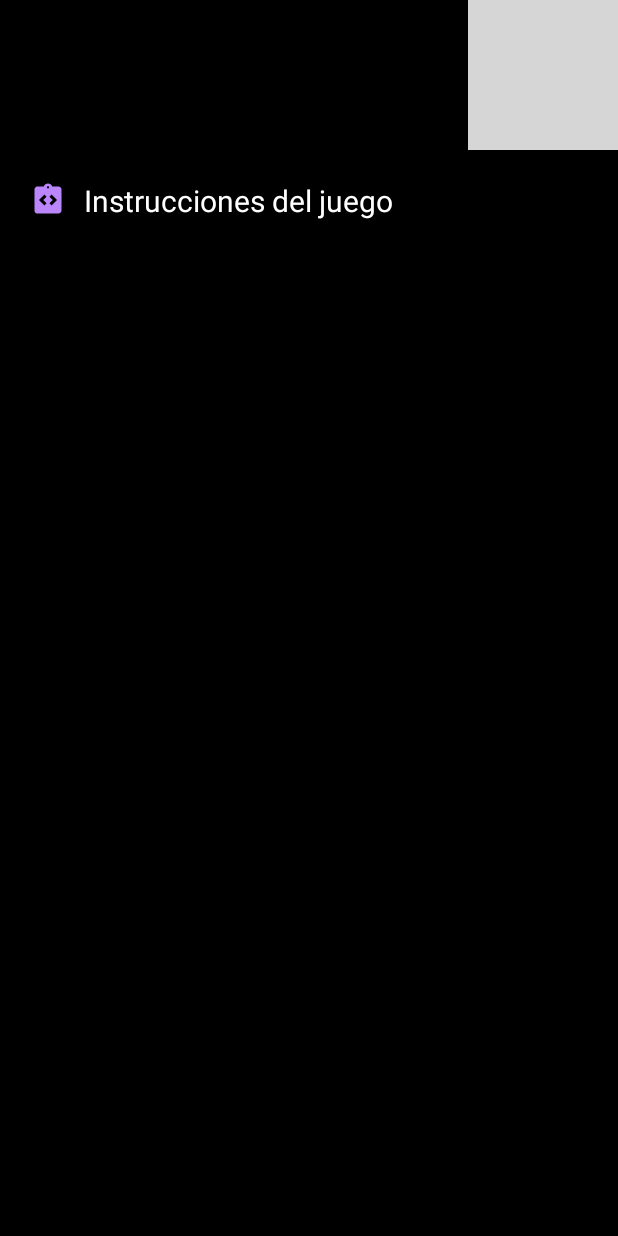
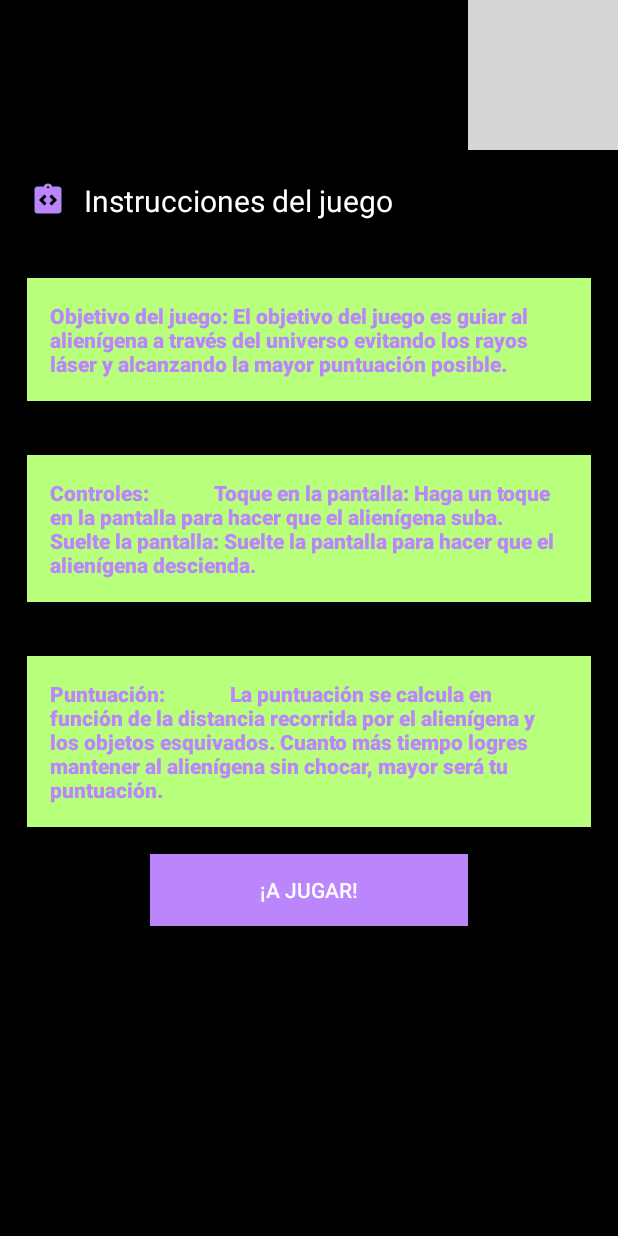
Before and after one commit to Juanjo7z7/GalaxyLuppix, an Android app: the layout instrucciones_juego.xml on its own in the app's theme, with its tools: preview values and no code run, on a phone screen of 412 x 824 dp. Run offline under Robolectric (Android 15) with nearby library versions, the phone set to English and light mode, and no system bars; network calls fail; grey boxes are pictures that could not be loaded.

Commit message:
Instrucciones del juego nueva rama

```diff
--- a/app/src/main/res/layout/activity_main.xml
+++ b/app/src/main/res/layout/activity_main.xml
@@ -62,7 +62,7 @@
             android:layout_height="60dp"
             android:text="Jugar"
             android:background="@color/teal_700"
-            android:textColor="@color/purple_500"
+            android:textColor="@color/white"
             android:layout_marginStart="100dp"
             android:layout_marginEnd="100dp"
             android:layout_marginBottom="20dp"
@@ -74,7 +74,7 @@
             android:layout_height="60dp"
             android:text="Tabla"
             android:background="@color/teal_700"
-            android:textColor="@color/purple_500"
+            android:textColor="@color/white"
             android:layout_marginStart="100dp"
             android:layout_marginEnd="100dp"
             android:layout_marginBottom="20dp"
--- a/app/src/main/res/layout/instrucciones_juego.xml
+++ b/app/src/main/res/layout/instrucciones_juego.xml
@@ -1,9 +1,10 @@
 <?xml version="1.0" encoding="utf-8"?>
 <androidx.constraintlayout.widget.ConstraintLayout xmlns:android="http://schemas.android.com/apk/res/android"
+    xmlns:app="http://schemas.android.com/apk/res-auto"
     android:layout_width="match_parent"
     android:layout_height="match_parent">
 
-    <LinearLayout xmlns:android="http://schemas.android.com/apk/res/android"
+    <LinearLayout
         android:orientation="vertical"
         android:layout_width="match_parent"
         android:layout_height="match_parent"
@@ -14,7 +15,8 @@
             android:layout_width="100dp"
             android:layout_height="100dp"
             android:layout_gravity="end"
-            android:src="@drawable/background" />
+            android:src="@drawable/background"
+            app:srcCompat="@drawable/galaxy_luppyx_1" />
 
         <TextView
             android:id="@+id/textView"
@@ -32,6 +34,51 @@
             android:textSize="20dp"
             android:layout_margin="20dp"/>
 
+        <TextView
+            android:layout_width="match_parent"
+            android:layout_height="wrap_content"
+            android:text="Objetivo del juego: El objetivo del juego es guiar al alienígena a través del universo evitando los rayos láser y alcanzando la mayor puntuación posible."
+            android:background="@color/teal_200"
+            android:textColor="@color/purple_200"
+            android:fontFamily="sans-serif-black"
+            android:layout_margin="18dp"
+            android:padding="15dp"
+            />
+
+        <TextView
+            android:layout_width="match_parent"
+            android:layout_height="wrap_content"
+            android:text="Controles:
+            Toque en la pantalla: Haga un toque en la pantalla para hacer que el alienígena suba.
+            Suelte la pantalla: Suelte la pantalla para hacer que el alienígena descienda."
+            android:background="@color/teal_200"
+            android:textColor="@color/purple_200"
+            android:fontFamily="sans-serif-black"
+            android:layout_margin="18dp"
+            android:padding="15dp"/>
+
+        <TextView
+            android:layout_width="match_parent"
+            android:layout_height="wrap_content"
+            android:text="Puntuación:
+            La puntuación se calcula en función de la distancia recorrida por el alienígena y los objetos esquivados. Cuanto más tiempo logres mantener al alienígena sin chocar, mayor será tu puntuación."
+            android:background="@color/teal_200"
+            android:textColor="@color/purple_200"
+            android:fontFamily="sans-serif-black"
+            android:layout_margin="18dp"
+            android:padding="15dp"/>
+
+        <Button
+            android:id="@+id/button"
+            android:layout_width="match_parent"
+            android:layout_height="wrap_content"
+            android:text="¡A jugar!"
+            android:background="@color/purple_200"
+            android:layout_marginStart="100dp"
+            android:layout_marginEnd="100dp"
+            android:layout_marginBottom="20dp"/>
+
+
     </LinearLayout>
 
 </androidx.constraintlayout.widget.ConstraintLayout>
--- a/app/src/main/res/values/colors.xml
+++ b/app/src/main/res/values/colors.xml
@@ -3,7 +3,7 @@
     <color name="purple_200">#FFBB86FC</color>
     <color name="purple_500">#FF6200EE</color>
     <color name="purple_700">#FF3700B3</color>
-    <color name="teal_200">#FF03DAC5</color>
+    <color name="teal_200">#B8FF7B</color>
     <color name="teal_700">#FF018786</color>
     <color name="black">#FF000000</color>
     <color name="white">#FFFFFFFF</color>
```
Also changed, not shown: app/src/main/res/drawable/galaxy_luppyx_1.png (added).
